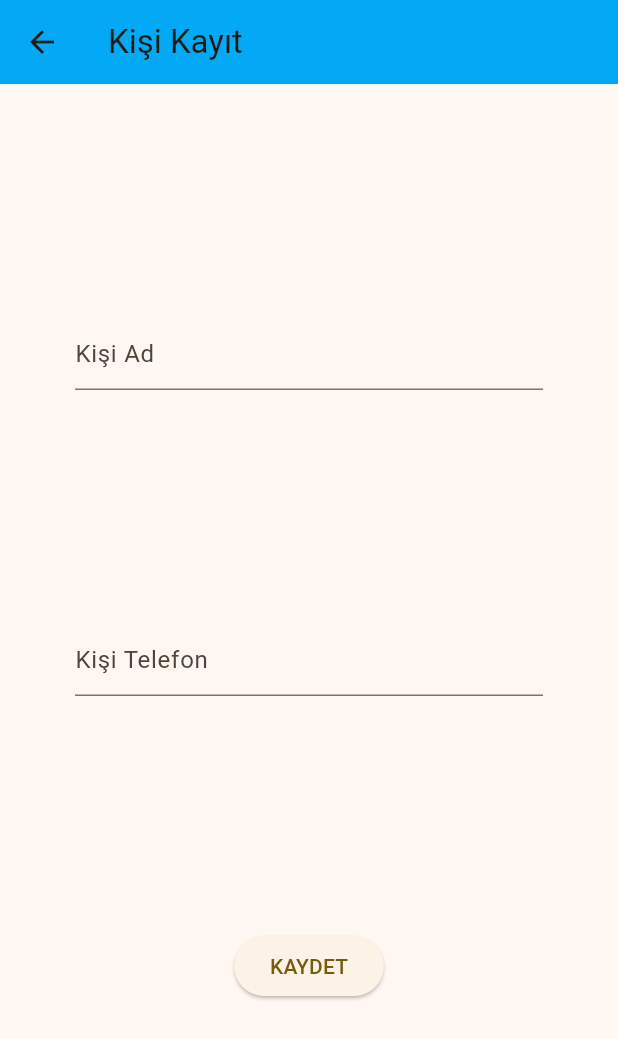
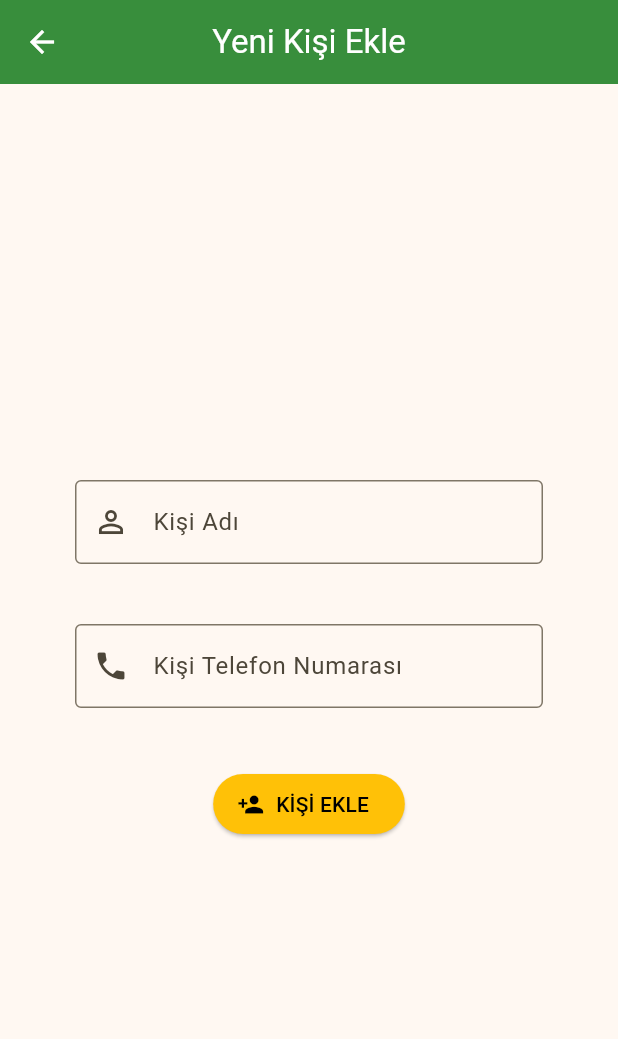
Before and after one commit to abdullah-aydogan/kisiler-uygulamasi, a Flutter app: the screen it shows after launch, after a tap on the "add" icon, on a phone screen of 412 x 824 dp. Shown: the top 1039 px of the screen. Run offline on Flutter 3.47's test engine with Material 2 defaults, Android fonts, the phone set to English and light mode, and no system bars; our stand-ins replace flutter_bloc, sqflite; accounts and stored records are empty.

Commit message:
detay ve kayit sayfalari tasarim duzenlemeleri

```diff
--- a/lib/views/kisi_kayit_sayfa.dart
+++ b/lib/views/kisi_kayit_sayfa.dart
@@ -1,5 +1,6 @@
 import 'package:flutter/material.dart';
 import 'package:flutter_bloc/flutter_bloc.dart';
+import 'package:kisiler_uygulamasi/colors.dart';
 import 'package:kisiler_uygulamasi/cubit/kisi_kayit_cubit.dart';
 
 class KisiKayitSayfa extends StatefulWidget {
@@ -19,32 +20,53 @@ class _KisiKayitSayfaState extends State<KisiKayitSayfa> {
   Widget build(BuildContext context) {
     return Scaffold(
       appBar: AppBar(
-        backgroundColor: Colors.lightBlue,
-        title: const Text("Kişi Kayıt"),
+        backgroundColor: colorPrimary,
+        foregroundColor: foregroundColor,
+        title: const Text("Yeni Kişi Ekle"),
+        centerTitle: true,
       ),
       body: Center(
         child: Padding(
           padding: const EdgeInsets.only(left: 50, right: 50),
           child: Column(
-            mainAxisAlignment: MainAxisAlignment.spaceEvenly,
+            mainAxisAlignment: MainAxisAlignment.center,
             children: [
               TextField(
                 controller: tfKisiAd,
+                keyboardType: TextInputType.text,
                 decoration: const InputDecoration(
-                  hintText: "Kişi Ad",
+                  border: OutlineInputBorder(),
+                  labelText: "Kişi Adı",
+                  hintText: "Kişi adını giriniz...",
+                  prefixIcon: Icon(Icons.person_outline),
                 ),
               ),
+              const SizedBox(height: 40),
               TextField(
                 controller: tfKisiTel,
+                keyboardType: TextInputType.phone,
                 decoration: const InputDecoration(
-                  hintText: "Kişi Telefon",
+                  border: OutlineInputBorder(),
+                  labelText: "Kişi Telefon Numarası",
+                  hintText: "Kişi telefon numarasını giriniz...",
+                  prefixIcon: Icon(Icons.phone),
                 ),
               ),
-              ElevatedButton(
+              const SizedBox(height: 40),
+              ElevatedButton.icon(
+                style: ElevatedButton.styleFrom(
+                  backgroundColor: colorAccent,
+                  foregroundColor: Colors.black,
+                ),
                 onPressed: () {
                   context.read<KisiKayitCubit>().kayit(tfKisiAd.text, tfKisiTel.text);
+                  Navigator.of(context).popUntil((route) => route.isFirst);
+                  ScaffoldMessenger.of(context).showSnackBar(
+                    const SnackBar(content: Text("Yeni kişi kaydı başarıyla eklendi.")),
+                  );
                 },
-                child: const Text("KAYDET"),
+                icon: const Icon(Icons.person_add),
+                label: const Text("KİŞİ EKLE"),
               ),
             ],
           ),
```
Also changed, not shown: lib/views/kisi_detay_sayfa.dart (+52 -7 lines).
